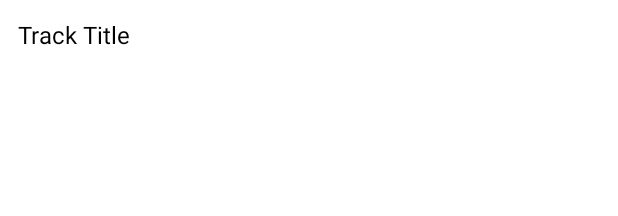
After one commit to Jochengehtab/MusicPlayer, an Android app: the layout item_track.xml on its own in the app's theme, with its tools: preview values and no code run, on a phone screen of 412 x 824 dp. The commit adds this screen. Shown: the top 216 px of the screen. Run offline under Robolectric (Android 15) with nearby library versions, the light colour scheme and no system bars.

Commit message:
add list functionallity
chatgpt generated need to correct / cleanup some stufff

```diff
--- a/MusicPlayer/app/src/main/java/com/jochengehtab/musicplayer/MusicPlayer.java
+++ b/MusicPlayer/app/src/main/java/com/jochengehtab/musicplayer/MusicPlayer.java
@@ -14,15 +14,15 @@ public class MusicPlayer {
         this.musicUtility = musicUtility;
     }
 
-    public void playMix(ArrayList<Uri> musicFiles) {
-        ArrayList<Uri> musicFilesCopy = (ArrayList<Uri>) musicFiles.clone();
+    public void playMix(ArrayList<Track> musicFiles) {
+        ArrayList<Track> musicFilesCopy = (ArrayList<Track>) musicFiles.clone();
 
         new Thread(() -> {
             while (!musicFilesCopy.isEmpty()) {
                 if (canResume) {
                     int index = random.nextInt(musicFilesCopy.size());
 
-                    musicUtility.play(musicFilesCopy.get(index));
+                    musicUtility.play(musicFilesCopy.get(index).getUri());
 
                     musicFilesCopy.remove(index);
                 }
--- /dev/null
+++ b/MusicPlayer/app/src/main/res/layout/item_track.xml
@@ -0,0 +1,23 @@
+<?xml version="1.0" encoding="utf-8"?>
+<androidx.constraintlayout.widget.ConstraintLayout
+    xmlns:android="http://schemas.android.com/apk/res/android"
+    xmlns:app="http://schemas.android.com/apk/res-auto"
+    android:layout_width="match_parent"
+    android:layout_height="wrap_content"
+    android:padding="12dp">
+
+    <!-- TextView showing the track title -->
+    <TextView
+        android:id="@+id/text_track_title"
+        android:layout_width="0dp"
+        android:layout_height="wrap_content"
+        android:text="Track Title"
+        android:textSize="16sp"
+        android:textColor="#000000"
+        app:layout_constraintStart_toStartOf="parent"
+        app:layout_constraintEnd_toEndOf="parent"
+        app:layout_constraintTop_toTopOf="parent"
+        app:layout_constraintBottom_toBottomOf="parent"
+        />
+
+</androidx.constraintlayout.widget.ConstraintLayout>
--- a/MusicPlayer/build.gradle
+++ b/MusicPlayer/build.gradle
@@ -1,5 +1,5 @@
 // Top-level build file where you can add configuration options common to all sub-projects/modules.
 plugins {
-    id 'com.android.application' version '8.10.0' apply false
-    id 'com.android.library' version '8.10.0' apply false
+    id 'com.android.application' version '8.10.1' apply false
+    id 'com.android.library' version '8.10.1' apply false
 }
```
Also changed, not shown: MusicPlayer/app/src/main/java/com/jochengehtab/musicplayer/FileManager.java (+12 -27 lines), MusicPlayer/app/src/main/java/com/jochengehtab/musicplayer/MainActivity.java (+58 -19 lines), MusicPlayer/app/src/main/java/com/jochengehtab/musicplayer/Track.java (added, +22 -0 lines), MusicPlayer/app/src/main/java/com/jochengehtab/musicplayer/TrackAdapter.java (added, +54 -0 lines), MusicPlayer/app/src/main/res/layout/activity_main.xml (+41 -37 lines).
